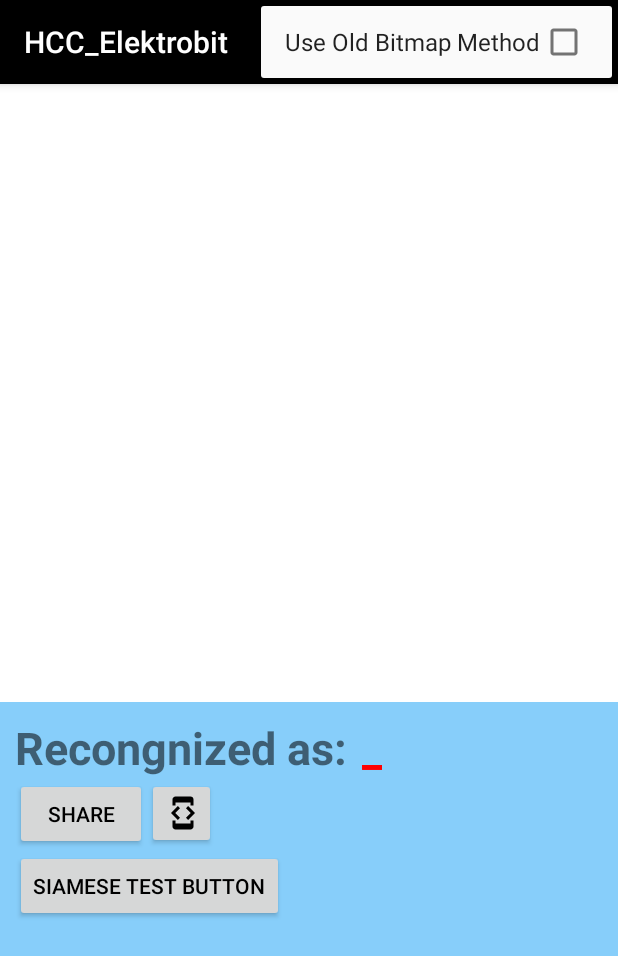
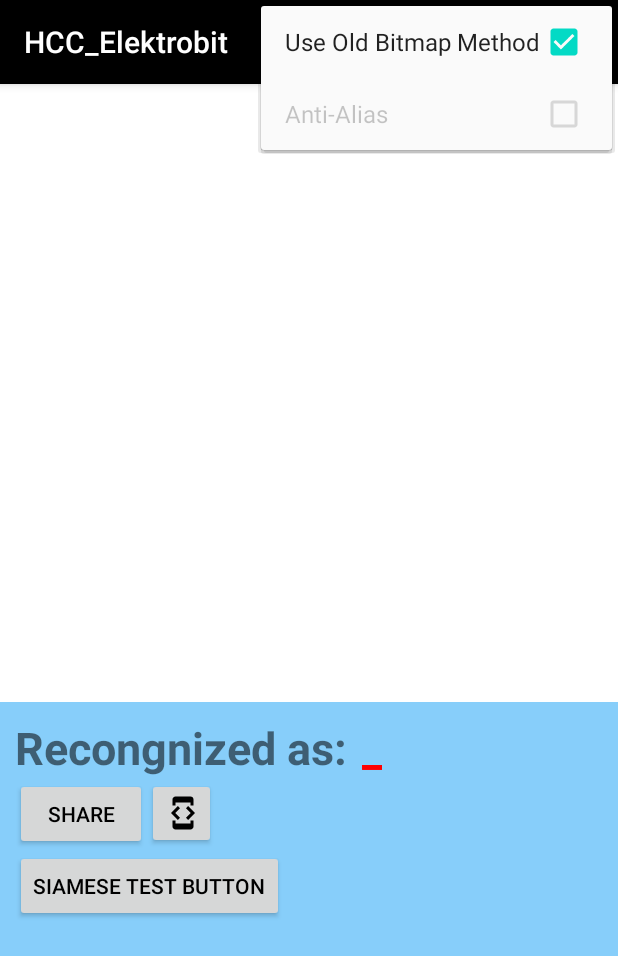
Before and after one commit to wbarisch/Handwritten-Character-Classification, an Android app built with Jetpack Compose: the screen it shows after launch (JMainActivity), with the options menu open, on a phone screen of 412 x 824 dp. Shown: the top 956 px of the screen. Run offline under Robolectric (Android 15) with nearby library versions, the phone set to English and light mode, and no system bars; libraries missing offline, so code that uses them is left out: ai.onnxruntime.

Commit message:
Added toggle for Anti Alias. If using Old Bitmap Method, then Anti Alias if enabled will be unchecked and greyed out. If not enabled it will still be greyout until use oldbitmap method has been disabled. Default on build is old bitmap method for now

```diff
--- a/app/src/main/java/com/example/hcc_elektrobit/JMainActivity.java
+++ b/app/src/main/java/com/example/hcc_elektrobit/JMainActivity.java
@@ -40,10 +40,21 @@ public class JMainActivity extends AppCompatActivity implements TimeoutActivity
             historyItem.setTitle("History");
         }
 
-        MenuItem toggleItem = menu.findItem(R.id.action_toggle_bitmap_method);
-        if (toggleItem != null && drawingCanvas != null) {
-            toggleItem.setChecked(drawingCanvas.isUseOldBitmapMethod());
+        MenuItem toggleBitmapMethodItem = menu.findItem(R.id.action_toggle_bitmap_method);
+        MenuItem toggleAntiAliasItem = menu.findItem(R.id.action_toggle_antialias);
+
+        if (drawingCanvas != null) {
+            boolean useOldBitmapMethod = drawingCanvas.isUseOldBitmapMethod();
+            if (toggleBitmapMethodItem != null) {
+                toggleBitmapMethodItem.setChecked(useOldBitmapMethod);
+            }
+
+            if (toggleAntiAliasItem != null) {
+                toggleAntiAliasItem.setChecked(!useOldBitmapMethod && drawingCanvas.getPaint().isAntiAlias());
+                toggleAntiAliasItem.setEnabled(!useOldBitmapMethod);
+            }
         }
+
 
         return true;
     }
@@ -141,8 +152,18 @@ public class JMainActivity extends AppCompatActivity implements TimeoutActivity
                 drawingCanvas.setUseOldBitmapMethod(item.isChecked());
             }
 
+            invalidateOptionsMenu();
+
             Log.d("JMainActivity", "Use Old Bitmap Method set to: " + item.isChecked());
-
+            return true;
+        } else if (id == R.id.action_toggle_antialias) {
+            if (!drawingCanvas.isUseOldBitmapMethod()) {
+                item.setChecked(!item.isChecked());
+                if (drawingCanvas != null) {
+                    drawingCanvas.setAntiAlias(item.isChecked());
+                }
+                Log.d("JMainActivity", "Anti-Alias set to: " + item.isChecked());
+            }
             return true;
         }
         return super.onOptionsItemSelected(item);
--- a/app/src/main/res/menu/main_menu.xml
+++ b/app/src/main/res/menu/main_menu.xml
@@ -16,4 +16,13 @@
         android:checked="false"
         android:orderInCategory="101"
         app:showAsAction="never" />
+
+    <item
+        android:id="@+id/action_toggle_antialias"
+        android:title="Anti-Alias"
+        android:checkable="true"
+        android:checked="true"
+        android:orderInCategory="102"
+        app:showAsAction="never" />
+
 </menu>
```
Also changed, not shown: app/src/main/java/com/example/hcc_elektrobit/DrawingCanvas.java (+11 -2 lines).
